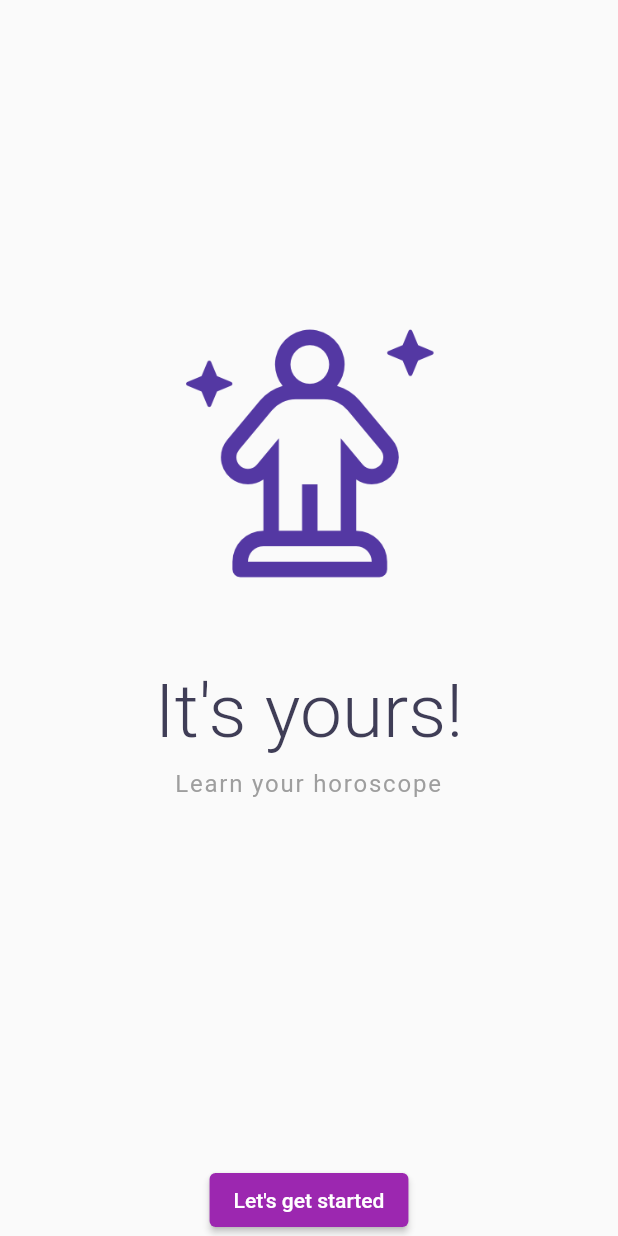
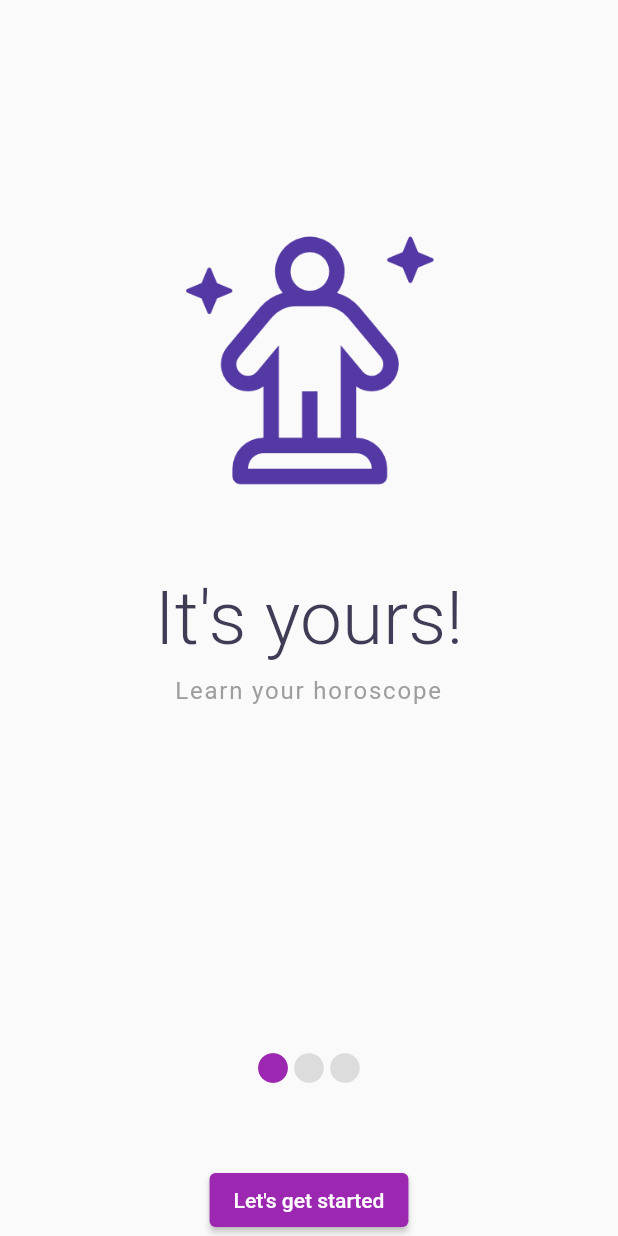
Before and after one commit to bugrahancamlibel/Horoscope-YTT, a Flutter app: the screen it shows after launch, on a phone screen of 412 x 824 dp. Run offline on Flutter 3.47's test engine with Material 2 defaults, Android fonts, the light colour scheme and no system bars; our stand-ins replace flutter_riverpod, google_nav_bar, shared_preferences.

Commit message:
Add number of welcome page

```diff
--- a/lib/screens/welcome_screen.dart
+++ b/lib/screens/welcome_screen.dart
@@ -48,6 +48,19 @@ class _WelcomeScreenState extends State<WelcomeScreen> {
                             height: 1.3),
                         textAlign: TextAlign.center,
                       ),
+                    ],
+                  ),
+                ),
+              ),
+              Padding(
+                padding: EdgeInsets.only(bottom: 100),
+                child: Container(
+                  child: Row(
+                    mainAxisAlignment: MainAxisAlignment.center,
+                    children: [
+                      Icon(Icons.circle, color: item['image']! == 'assets/images/1.png' ? Colors.purple : Colors.black12,),
+                      Icon(Icons.circle, color: item['image']! == 'assets/images/2.png' ? Colors.purple : Colors.black12,),
+                      Icon(Icons.circle, color: item['image']! == 'assets/images/3.jpeg' ? Colors.purple : Colors.black12,),
                     ],
                   ),
                 ),
```
